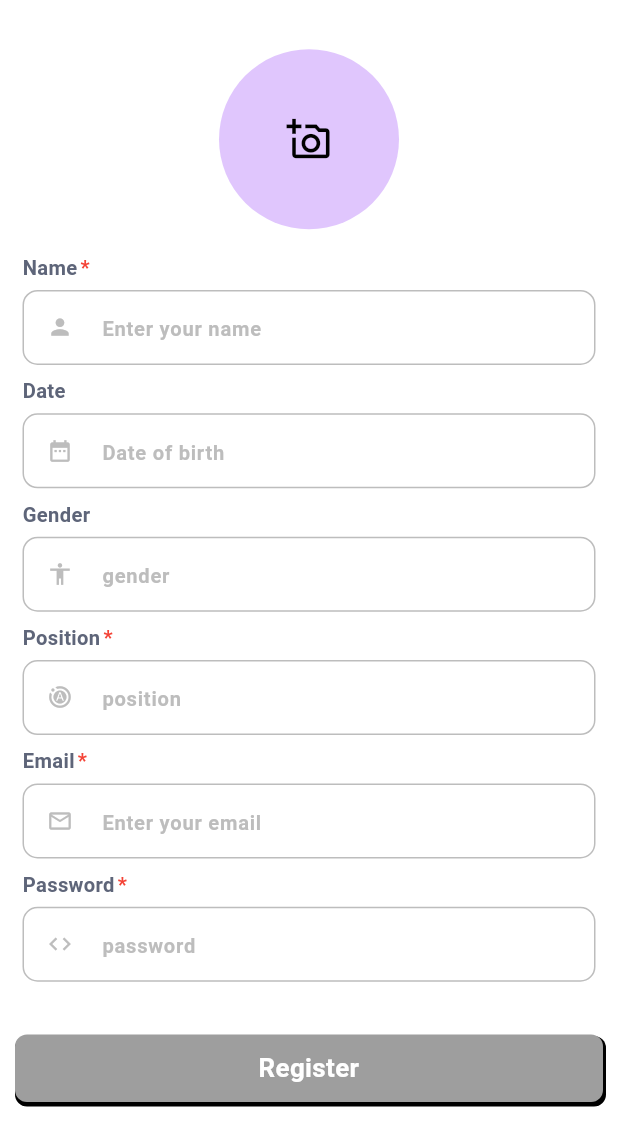
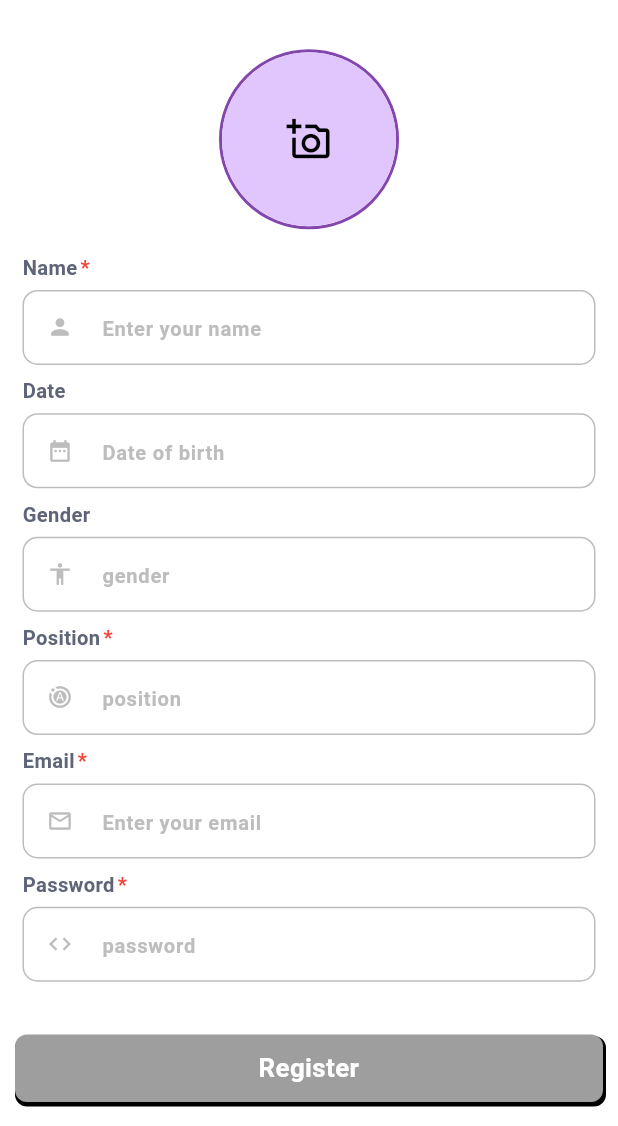
Before and after one commit to Tanjid470/neways_task, a Flutter app: the RegisterView screen opened directly, on a phone screen of 412 x 824 dp, the part 110-1236 px from its top. Run offline on Flutter 3.47's test engine with Material 3 defaults, Android fonts, the phone set to English and light mode, and no system bars; our stand-ins replace carousel_slider, cloud_firestore, device_info_plus, firebase_auth, firebase_core, flutter_smart_dialog and 4 more; accounts and stored records are empty; network calls fail; Roboto replaces fonts that are missing (HindSiliguri); statements that could not run were skipped.

Commit message:
feat: Enhanced profile picture display in register view

```diff
--- a/lib/feature/register/presentation/register_view.dart
+++ b/lib/feature/register/presentation/register_view.dart
@@ -83,6 +83,13 @@ class _RegisterViewState extends State<RegisterView> {
           verticalGap(context, 2),
           Obx(() => GestureDetector(
             onTap: registerController.pickImage,
+            child: Container(
+              width: 120,
+              height: 120,
+              decoration: BoxDecoration(
+                shape: BoxShape.circle,
+                border: Border.all(color: AppColor.baseColor, width: 2),
+              ),
               child: CircleAvatar(
                 radius: 60,
                 backgroundColor: AppColor.baseColorShadow,
@@ -92,6 +99,7 @@ class _RegisterViewState extends State<RegisterView> {
                 child: registerController.selectedImage.value == null
                     ? Icon(Icons.add_a_photo_outlined, color: Colors.black, size: 30)
                     : null,
+              ),
             ),
           )),
           verticalGap(context, 2),
```
Lines whose indentation alone changed are shown as unchanged.
